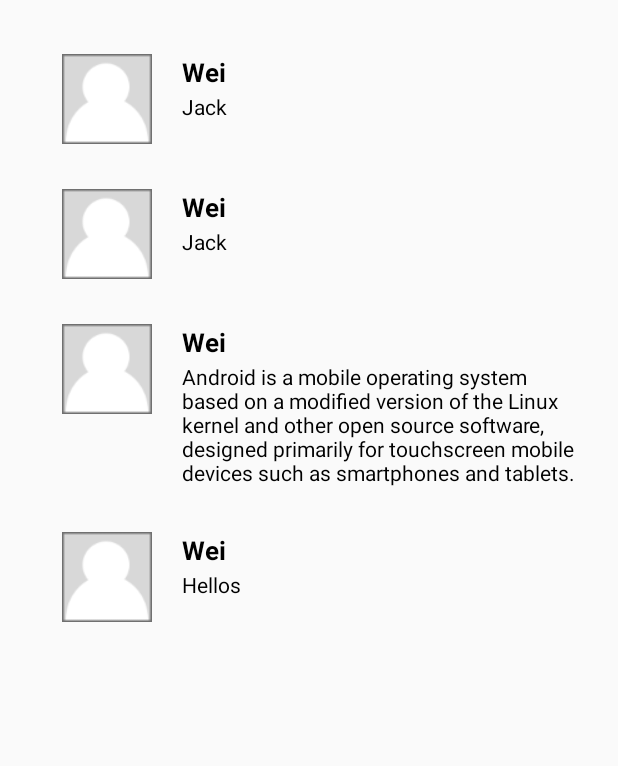
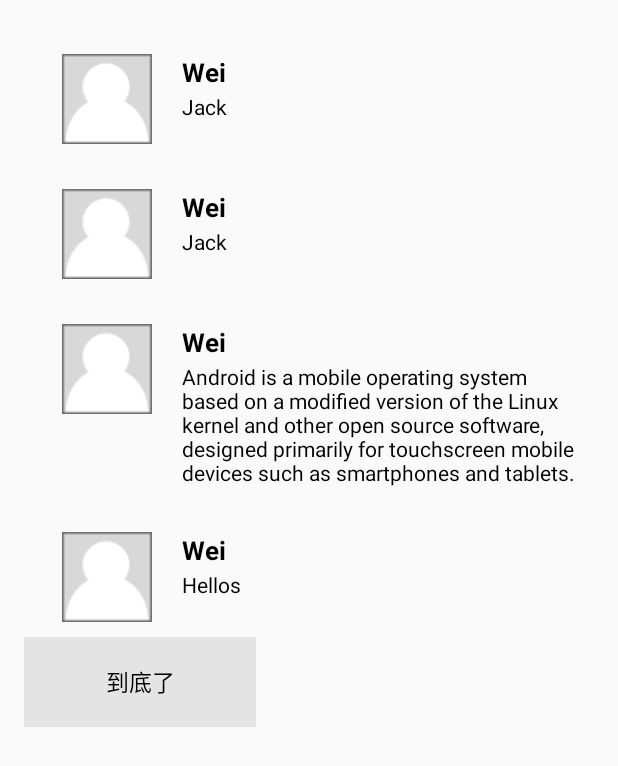
Before and after one commit to Weii-Dev9/AndroidPractice, an Android app: the screen it shows after launch (TweetsActivity), after a tap on "RecyclerView", on a phone screen of 412 x 824 dp. Shown: the top 766 px of the screen. Run offline under Robolectric (Android 15) with nearby library versions, the phone set to English and light mode, and no system bars.

Commit message:
multiple view type

```diff
--- a/app/src/main/java/com/thoughtworks/androidtrain/helloworld/TweetsActivity.kt
+++ b/app/src/main/java/com/thoughtworks/androidtrain/helloworld/TweetsActivity.kt
@@ -25,7 +25,7 @@ class TweetsActivity : AppCompatActivity() {
         val tweet1 = """[{"content":"Jack", "sender":{"username":"Wang","nick":"Wei"}},
                          {"content":"Jack", "sender":{"username":"Wang","nick":"Wei"}},
                          {"content":"Android is a mobile operating system based on a modified version of the Linux kernel and other open source software, designed primarily for touchscreen mobile devices such as smartphones and tablets.", "sender":{"username":"Wang","nick":"Wei"}},
-                         {"content":"Hellos", "sender":{"username":"Wang","nick":"Wei"}}]"""
+                         {"content":"Hellos", "sender":{"username":"Wang","nick":"Wei"},"type":2}]"""
             .trimMargin()
         val tweets2: List<Tweet> =
             gson.fromJson(tweet1, object : TypeToken<List<Tweet?>?>() {}.type)
--- a/app/src/main/java/com/thoughtworks/androidtrain/helloworld/adapters/TweetAdapter.kt
+++ b/app/src/main/java/com/thoughtworks/androidtrain/helloworld/adapters/TweetAdapter.kt
@@ -10,7 +10,9 @@ import com.thoughtworks.androidtrain.helloworld.data.model.Tweet
 
 // Create the basic adapter extending from RecyclerView.Adapter
 // Note that we specify the custom ViewHolder which gives us access to our views
-class TweetAdapter (private val tweets: List<Tweet>) : RecyclerView.Adapter<TweetAdapter.ViewHolder>() {
+@Suppress("IMPLICIT_BOXING_IN_IDENTITY_EQUALS")
+class TweetAdapter(private val tweets: List<Tweet>) :
+    RecyclerView.Adapter<TweetAdapter.ViewHolder>() {
 
     // Provide a direct reference to each of the views within a data item
     // Used to cache the views within the item layout for fast access
@@ -19,32 +21,59 @@ class TweetAdapter (private val tweets: List<Tweet>) : RecyclerView.Adapter<Twee
         // for any view that will be set as you render a row
         val nickSender: TextView = itemView.findViewById(R.id.nickSender)
         val contentTweet: TextView = itemView.findViewById(R.id.contentTweet)
+        fun bind(position: Int) {
+            val recyclerViewModel = tweets[position]
+            if (recyclerViewModel.error != null || recyclerViewModel.unknownError == "unknown error") {
+                return
+            }
+            nickSender.text = recyclerViewModel.sender?.nick
+            contentTweet.text = recyclerViewModel.content
+            //屏蔽error
+        }
     }
 
     override fun onCreateViewHolder(parent: ViewGroup, viewType: Int): ViewHolder {
         val context = parent.context
-        val inflater = LayoutInflater.from(context)
-        // Inflate the custom layout   注意：root为parent时数据显示错误
-        val tweetView = inflater.inflate(R.layout.tweets_item_layout, null, false)
-        // Return a new holder instance
-        return ViewHolder(tweetView)
+//        val inflater = LayoutInflater.from(context)
+//        // Inflate the custom layout   注意：root为parent时数据显示错误
+//        val tweetView = inflater.inflate(R.layout.tweets_item_layout, null, false)
+//        // Return a new holder instance
+//        return TweetViewHolder(tweetView)
+//        // Inflate the custom layout   注意：root为parent时数据显示错误
+//        val tweetView = inflater.inflate(R.layout.tweets_last_item_layout, null, false)
+//        // Return a new holder instance
+//        return BottomViewHolder(tweetView)
+        val layout = when (viewType) {
+            THE_FIRST_VIEW -> R.layout.tweets_item_layout
+            THE_SECOND_VIEW -> R.layout.tweets_last_item_layout
+            else -> throw IllegalArgumentException("Invalid type")
+        }
+
+        val view = LayoutInflater
+            .from(parent.context)
+            .inflate(layout, null, false)
+        return ViewHolder(view)
     }
 
     override fun onBindViewHolder(holder: ViewHolder, position: Int) {
         // Get the data model based on position
-        val tweet: Tweet = tweets[position]
-        //屏蔽error
-        if (tweet.error != null || tweet.unknownError=="unknown error"){
-            return
+        // Set item views based on your views and data model
+        holder.bind(position)
+    }
+    override fun getItemViewType(position: Int): Int {
+        return if(tweets[position].type==2){
+            THE_SECOND_VIEW
+        }else{
+            THE_FIRST_VIEW
         }
-        // Set item views based on your views and data model
-        val nickView = holder.nickSender
-        nickView.text = tweet.sender?.nick
-        val tweetView = holder.contentTweet
-        tweetView.text = tweet.content
     }
 
     override fun getItemCount(): Int {
         return tweets.size
     }
+
+    companion object {
+        const val THE_FIRST_VIEW = 1
+        const val THE_SECOND_VIEW = 2
+    }
 }
--- a/app/src/main/java/com/thoughtworks/androidtrain/helloworld/data/model/Tweet.kt
+++ b/app/src/main/java/com/thoughtworks/androidtrain/helloworld/data/model/Tweet.kt
@@ -9,5 +9,6 @@ data class Tweet(
     val comments: List<Comment>?,
     val error: String?,
     @SerializedName("unknown error")
-    val unknownError: String?
+    val unknownError: String?,
+    val type: Int?
 )
--- /dev/null
+++ b/app/src/main/res/layout/tweets_last_item_layout.xml
@@ -0,0 +1,56 @@
+<?xml version="1.0" encoding="utf-8"?>
+<LinearLayout xmlns:android="http://schemas.android.com/apk/res/android"
+    android:orientation="vertical"
+    android:layout_width="match_parent"
+    android:layout_height="wrap_content"
+    android:paddingTop="20dp"
+    android:paddingBottom="10dp">
+    <LinearLayout
+        android:layout_width="match_parent"
+        android:layout_height="wrap_content"
+        android:orientation="horizontal">
+        <ImageView
+            android:id="@+id/avatar"
+            android:layout_width="60dp"
+            android:layout_height="60dp"
+            android:layout_marginStart="25dp"
+            android:src="@mipmap/avatar"/>
+        <LinearLayout
+            android:layout_width="match_parent"
+            android:layout_height="wrap_content"
+            android:orientation="vertical"
+            android:layout_marginEnd="10dp"
+            android:layout_marginStart="20dp">
+            <TextView
+                android:id="@+id/nickSender"
+                android:layout_width="wrap_content"
+                android:textColor="@color/black"
+                android:textStyle="bold"
+                android:textSize="17sp"
+                android:layout_height="wrap_content" />
+            <TextView
+                android:id="@+id/contentTweet"
+                android:layout_width="wrap_content"
+                android:textColor="@color/black"
+                android:layout_marginTop="1dp"
+                android:layout_height="wrap_content" />
+        </LinearLayout>
+    </LinearLayout>
+    <LinearLayout
+        android:layout_width="match_parent"
+        android:layout_height="wrap_content"
+        android:orientation="horizontal">
+        <TextView
+            android:id="@+id/bottom"
+            android:layout_width="0dp"
+            android:layout_weight="1"
+            android:layout_height="60dp"
+            android:gravity="center"
+            android:layout_marginTop="10dp"
+            android:text="@string/bottom_text"
+            android:textColor="@color/black"
+            android:background="#e4e4e4"
+            android:textSize="15sp"/>
+    </LinearLayout>
+
+</LinearLayout>
--- a/app/src/main/res/values/strings.xml
+++ b/app/src/main/res/values/strings.xml
@@ -28,4 +28,5 @@
     <string name="android">Android</string>
     <string name="Java">Java</string>
     <string name="RecyclerView">RecyclerView</string>
+    <string name="bottom_text">到底了</string>
 </resources>
```
